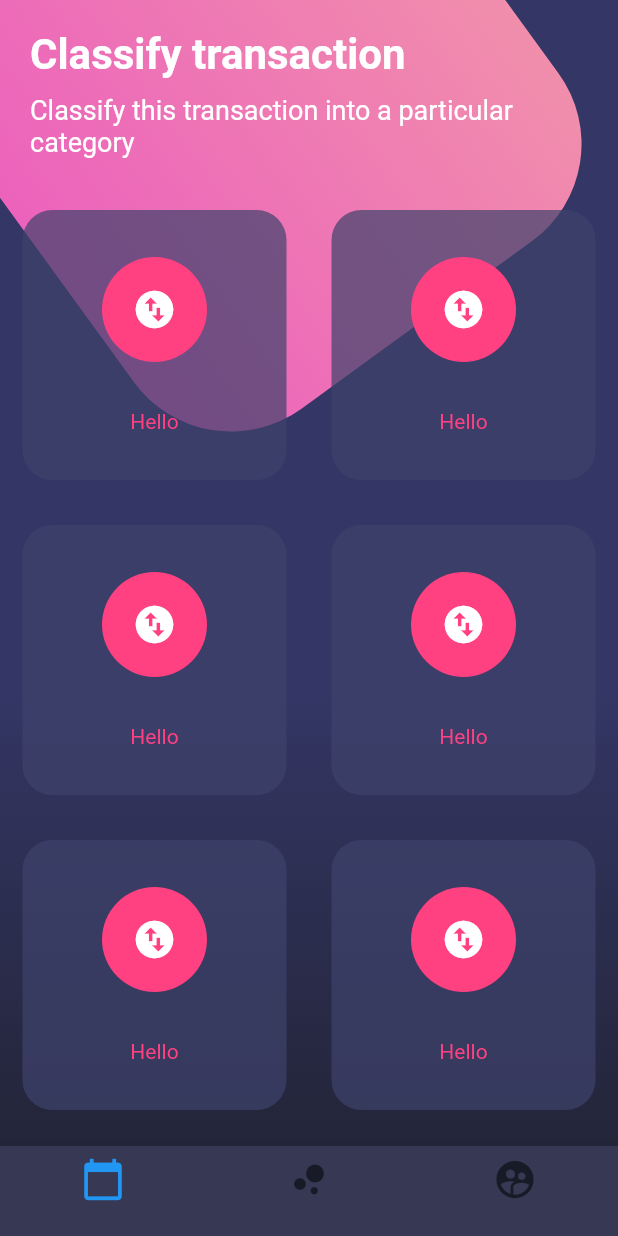
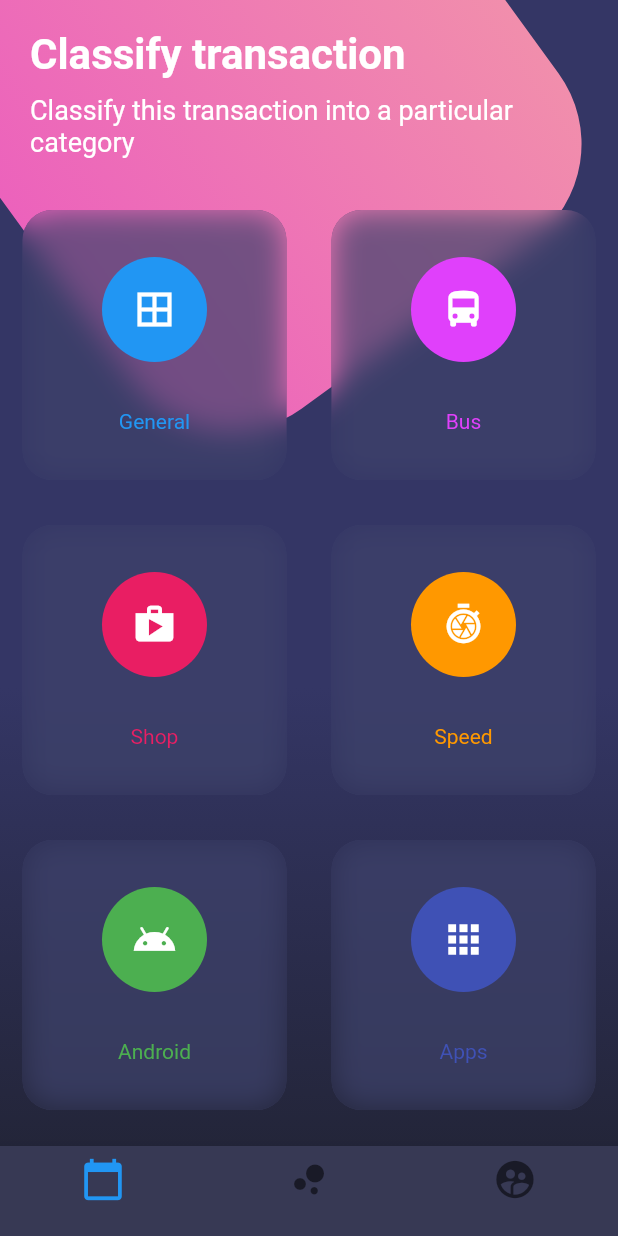
Before and after one commit to dtoledoz0207/flutter-designs, a Flutter app: the screen it shows after launch, on a phone screen of 412 x 824 dp. Run offline on Flutter 3.47's test engine with Material 2 defaults, Android fonts, the phone set to English and light mode, and no system bars.

Commit message:
Advanced Design - part-4
Add BackgroundFilter Widget to add blur at roundedButtons.

```diff
--- a/lib/src/pages/advanced_page.dart
+++ b/lib/src/pages/advanced_page.dart
@@ -1,5 +1,6 @@
 import 'package:flutter/material.dart';
 import 'dart:math';
+import 'dart:ui';
 
 
 class AdvancedPage extends StatelessWidget {
@@ -88,33 +89,33 @@ class AdvancedPage extends StatelessWidget {
       children: <TableRow>[
         TableRow(
           children: <Widget> [
-            _createRoundedButton(),
-            _createRoundedButton()
+            _createRoundedButton(Colors.blue, Icons.border_all, 'General'),
+            _createRoundedButton(Colors.purpleAccent, Icons.directions_bus, 'Bus')
           ]
         ),
         TableRow(
           children: <Widget> [
-            _createRoundedButton(),
-            _createRoundedButton()
+            _createRoundedButton(Colors.pink, Icons.shop, 'Shop'),
+            _createRoundedButton(Colors.orange, Icons.shutter_speed, 'Speed')
           ]
         ),
         TableRow(
           children: <Widget> [
-            _createRoundedButton(),
-            _createRoundedButton()
+            _createRoundedButton(Colors.green, Icons.android, 'Android'),
+            _createRoundedButton(Colors.indigo, Icons.apps, 'Apps')
           ]
         ),
         TableRow(
           children: <Widget> [
-            _createRoundedButton(),
-            _createRoundedButton()
+            _createRoundedButton(Colors.lightBlue, Icons.archive, 'Archive'),
+            _createRoundedButton(Colors.redAccent, Icons.attach_money, 'Money')
           ]
         )
       ],
     );
   }
 
-  Widget _createRoundedButton() {
+  Widget _createRoundedButton(Color color, IconData icon, String text) {
     return Container(
       height: 180.0,
       margin: EdgeInsets.all(15.0),
@@ -122,18 +123,24 @@ class AdvancedPage extends StatelessWidget {
         color: Color.fromRGBO(62, 66, 107, 0.7),
         borderRadius: BorderRadius.circular(20.0)
       ),
+      child: ClipRRect(
+        borderRadius: BorderRadius.circular(20.0),
+        child: BackdropFilter(
+          filter: ImageFilter.blur(sigmaX: 10.0, sigmaY: 10.0),
           child: Column(
             mainAxisAlignment: MainAxisAlignment.spaceEvenly,
             children: <Widget>[
               //SizedBox(height: 5.0),
               CircleAvatar(
-            backgroundColor: Colors.pinkAccent,
+                backgroundColor: color,
                 radius: 35.0,
-            child: Icon(Icons.swap_vertical_circle, color: Colors.white, size: 30.0),
+                child: Icon(icon, color: Colors.white, size: 30.0),
               ),
-          Text('Hello', style: TextStyle(color: Colors.pinkAccent)),
+              Text(text, style: TextStyle(color: color)),
               //SizedBox(height: 5.0)
             ],
+          ),
+        ),
       ),
     );
   }
```
Lines whose indentation alone changed are shown as unchanged.
